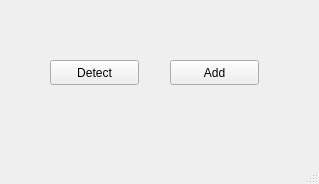
Qt form project_GUI/mainwindow.ui (Cecilia-Xi/Realtime_Group24) before a commit.
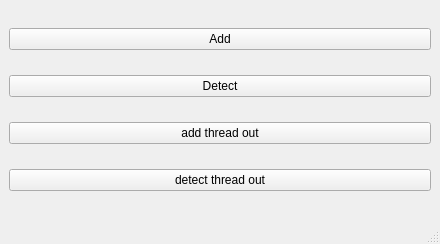
The same form after that commit.

Commit message:
Single QThread implment
thread changed unacceptable

Diff of the .ui file:
```diff
--- a/project_GUI/mainwindow.ui
+++ b/project_GUI/mainwindow.ui
@@ -6,40 +6,44 @@
    <rect>
     <x>0</x>
     <y>0</y>
-    <width>319</width>
-    <height>184</height>
+    <width>440</width>
+    <height>244</height>
    </rect>
   </property>
   <property name="windowTitle">
    <string>MainWindow</string>
   </property>
   <widget class="QWidget" name="centralwidget">
-   <widget class="QPushButton" name="pushButton">
-    <property name="geometry">
-     <rect>
-      <x>50</x>
-      <y>60</y>
-      <width>89</width>
-      <height>25</height>
-     </rect>
-    </property>
-    <property name="text">
-     <string>Detect</string>
-    </property>
-   </widget>
-   <widget class="QPushButton" name="pushButton_2">
-    <property name="geometry">
-     <rect>
-      <x>170</x>
-      <y>60</y>
-      <width>89</width>
-      <height>25</height>
-     </rect>
-    </property>
-    <property name="text">
-     <string>Add</string>
-    </property>
-   </widget>
+   <layout class="QGridLayout" name="gridLayout">
+    <item row="0" column="0">
+     <widget class="QPushButton" name="pushButton_2">
+      <property name="text">
+       <string>Add</string>
+      </property>
+     </widget>
+    </item>
+    <item row="1" column="0">
+     <widget class="QPushButton" name="pushButton">
+      <property name="text">
+       <string>Detect</string>
+      </property>
+     </widget>
+    </item>
+    <item row="2" column="0">
+     <widget class="QPushButton" name="pushButton_4">
+      <property name="text">
+       <string>add thread out</string>
+      </property>
+     </widget>
+    </item>
+    <item row="3" column="0">
+     <widget class="QPushButton" name="pushButton_3">
+      <property name="text">
+       <string>detect thread out</string>
+      </property>
+     </widget>
+    </item>
+   </layout>
   </widget>
   <widget class="QMenuBar" name="menubar">
    <property name="geometry">
```
Left out of the diff: 4 changed lines with no effect on the pictures. The commit also changes 6 other files.
